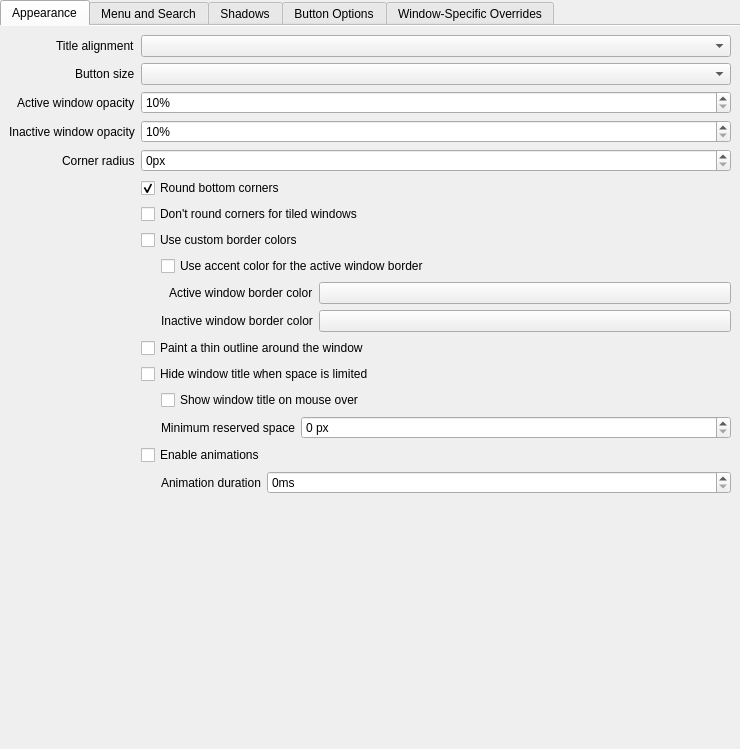
The window that src/kcm/config.ui (guiodic/material-decoration) describes before a commit, drawn with Qt 5.
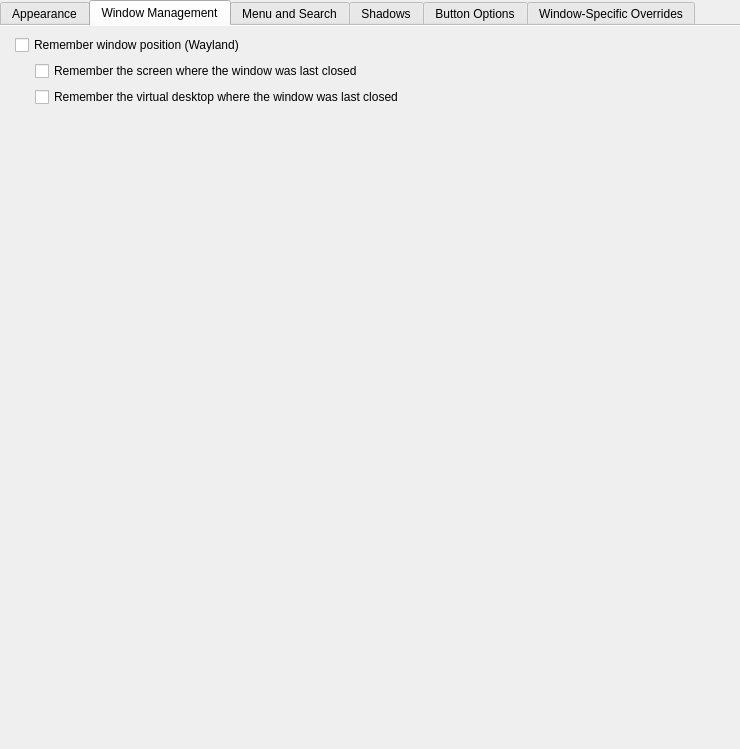
The same window after the commit. The open tabs and pages were chosen to show the change. Custom widgets are drawn as their Qt base class.

Commit message: Remember Wayland window placement with configurable screen and desktop restoration

Diff of the .ui file:
```diff
--- a/src/kcm/config.ui
+++ b/src/kcm/config.ui
@@ -316,6 +316,41 @@
        </item>
       </layout>
      </widget>
+     <widget class="QWidget" name="windowManagementTab">
+      <attribute name="title"><string>Window Management</string></attribute>
+      <layout class="QFormLayout" name="windowManagementLayout">
+       <property name="labelAlignment"><set>Qt::AlignRight|Qt::AlignVCenter</set></property>
+       <property name="formAlignment"><set>Qt::AlignHCenter|Qt::AlignTop</set></property>
+       <item row="0" column="1">
+        <widget class="QCheckBox" name="kcfg_RememberWindowState">
+         <property name="text"><string>Remember window position (Wayland)</string></property>
+         <property name="toolTip"><string>Save window position when a window closes and restore it when it opens again. The application controls its size. Requires the Material Tiling Popup KWin script. Windows of the same application without a distinct identity share the state of the last closed window.</string></property>
+        </widget>
+       </item>
+       <item row="1" column="1">
+        <widget class="QWidget" name="windowRestorationOptions">
+         <layout class="QVBoxLayout" name="windowRestorationOptionsLayout">
+          <property name="leftMargin"><number>20</number></property>
+          <property name="topMargin"><number>0</number></property>
+          <property name="rightMargin"><number>0</number></property>
+          <property name="bottomMargin"><number>0</number></property>
+          <item>
+           <widget class="QCheckBox" name="kcfg_RememberWindowScreen">
+            <property name="text"><string>Remember the screen where the window was last closed</string></property>
+            <property name="toolTip"><string>Restore the saved screen. When disabled, use the screen chosen by KWin when the window opens.</string></property>
+           </widget>
+          </item>
+          <item>
+           <widget class="QCheckBox" name="kcfg_RememberWindowDesktop">
+            <property name="text"><string>Remember the virtual desktop where the window was last closed</string></property>
+            <property name="toolTip"><string>Restore the saved virtual desktop, switch to it and activate the window. When disabled, keep the desktop chosen when the window opens.</string></property>
+           </widget>
+          </item>
+         </layout>
+        </widget>
+       </item>
+      </layout>
+     </widget>
      <widget class="QWidget" name="menuSearchTab">
       <attribute name="title">
        <string>Menu and Search</string>
```
The commit also changes 32 other files.
